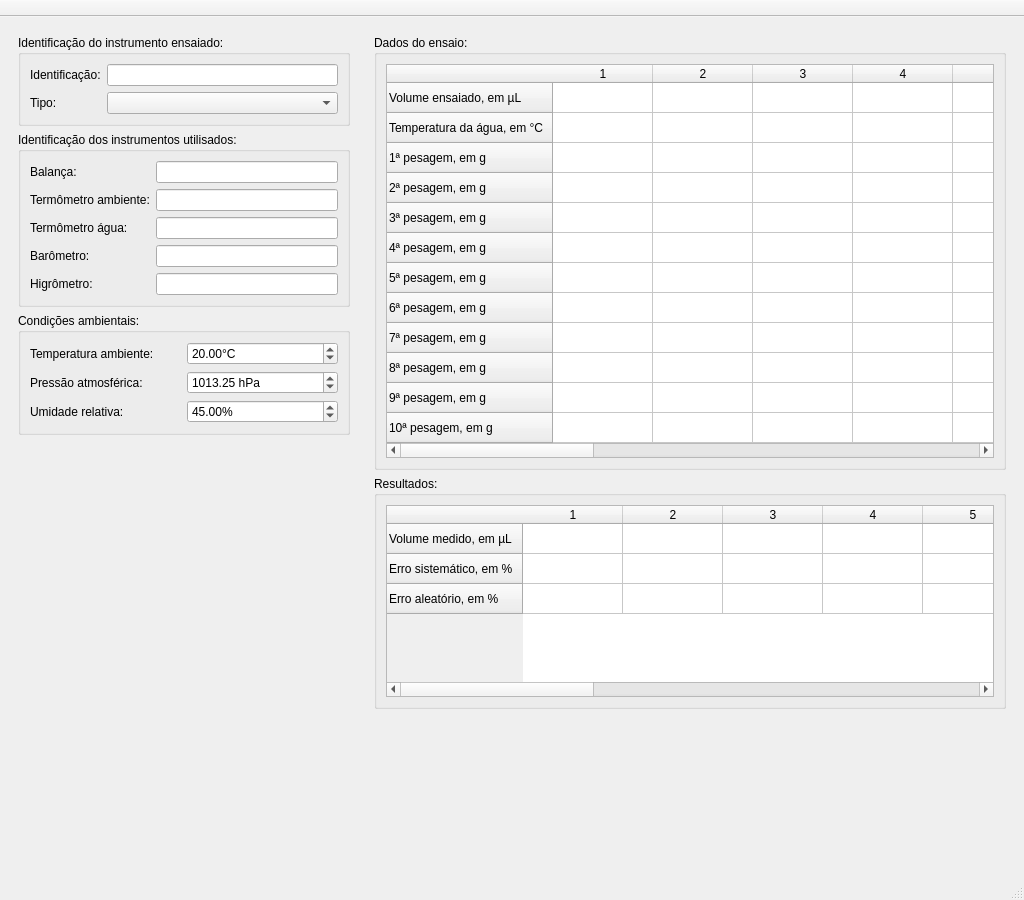
Before: the Qt Designer form vaca.ui in brunoparente77/vaca, drawn with Qt 5.
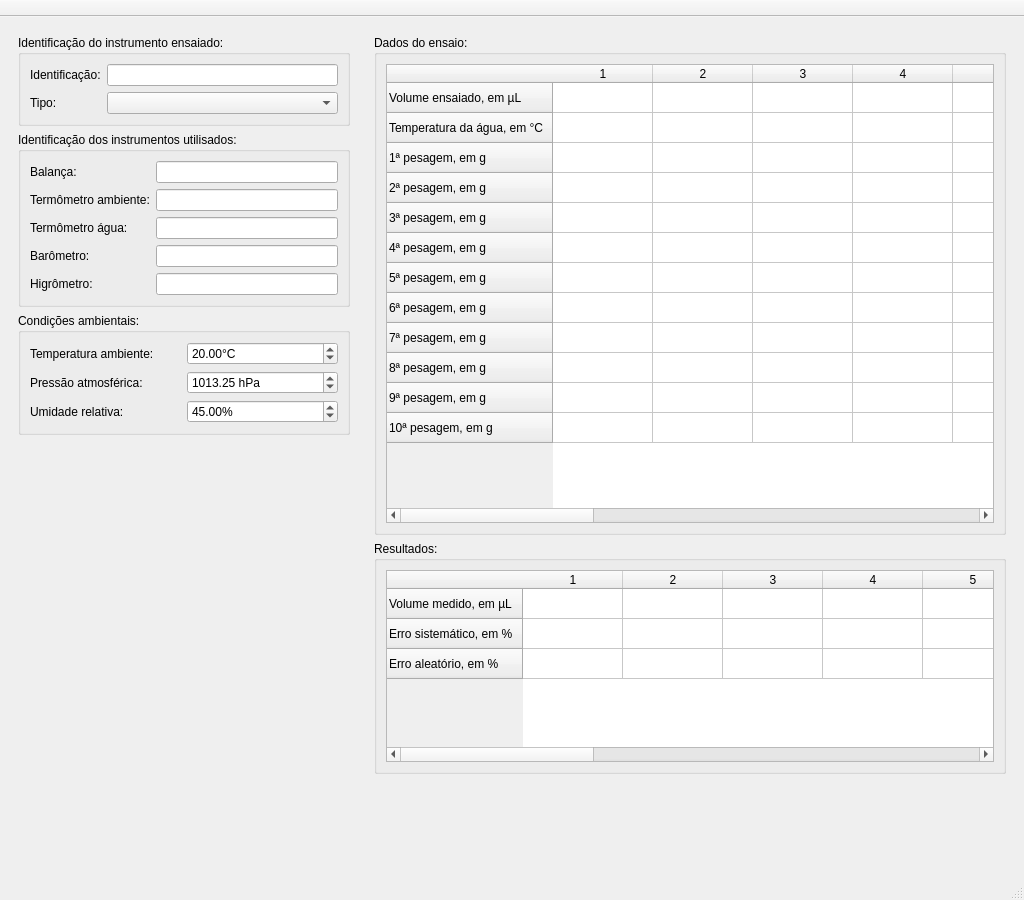
After: the same form once the commit is applied. Icons and pictures are not drawn.

Patch:
```diff
--- a/vaca.ui
+++ b/vaca.ui
@@ -257,6 +257,18 @@
       <layout class="QVBoxLayout" name="verticalLayout_2">
        <item>
         <widget class="QGroupBox" name="groupBox_5">
+         <property name="sizePolicy">
+          <sizepolicy hsizetype="Preferred" vsizetype="Expanding">
+           <horstretch>0</horstretch>
+           <verstretch>0</verstretch>
+          </sizepolicy>
+         </property>
+         <property name="minimumSize">
+          <size>
+           <width>0</width>
+           <height>500</height>
+          </size>
+         </property>
          <property name="title">
           <string>Dados do ensaio:</string>
          </property>
@@ -423,6 +435,12 @@
        </item>
        <item>
         <widget class="QGroupBox" name="groupBox_4">
+         <property name="sizePolicy">
+          <sizepolicy hsizetype="Preferred" vsizetype="Expanding">
+           <horstretch>0</horstretch>
+           <verstretch>0</verstretch>
+          </sizepolicy>
+         </property>
          <property name="title">
           <string>Resultados:</string>
          </property>
```
Left out of the diff: 2 changed lines with no effect on the pictures.
